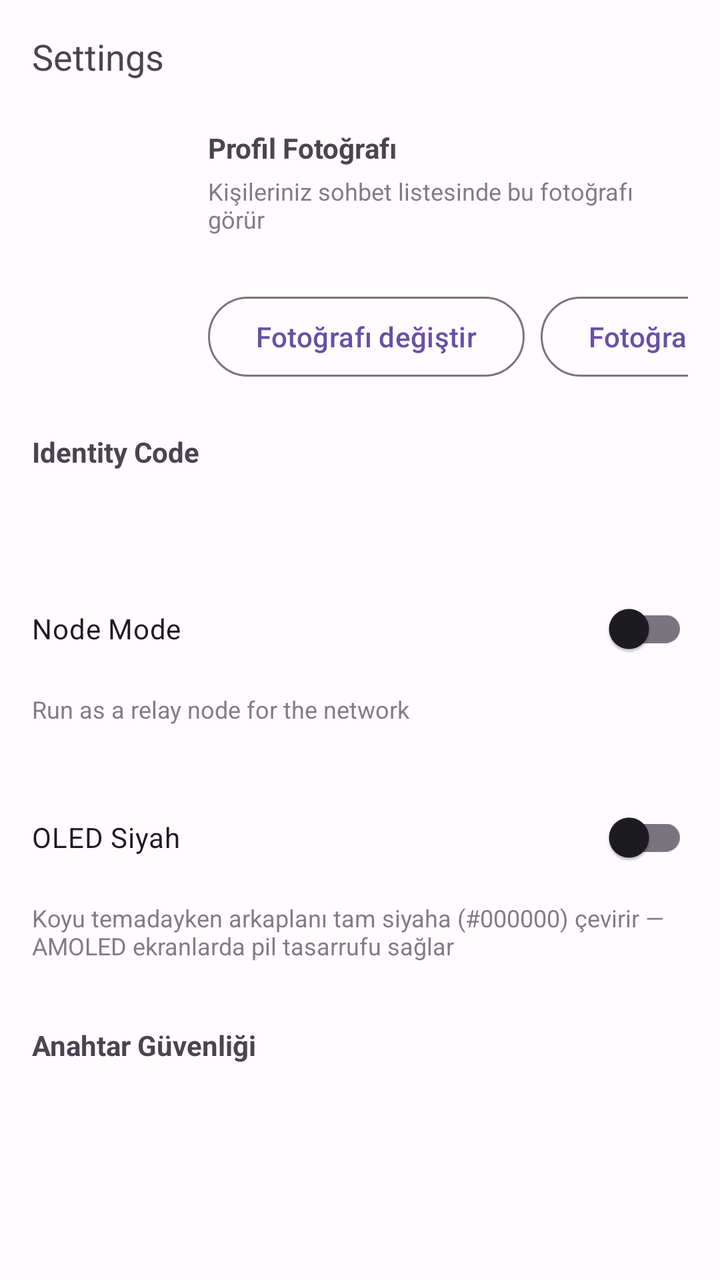
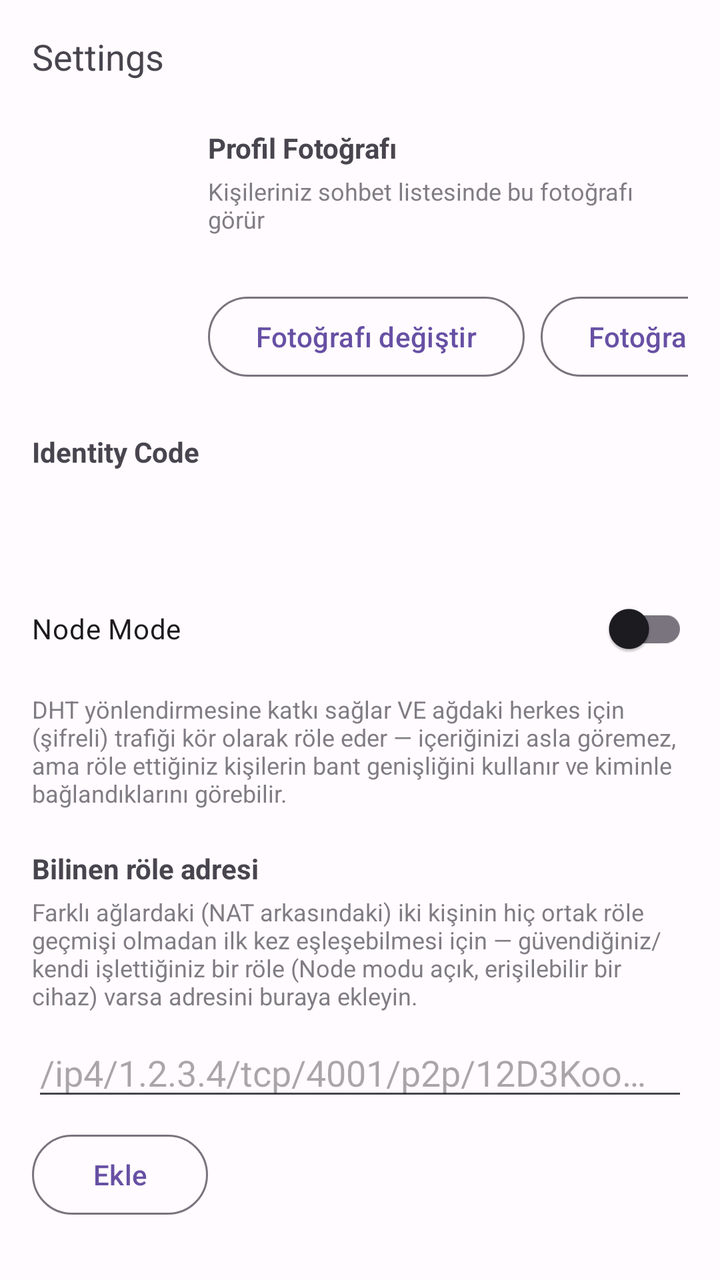

The first picture is an Android layout as it rendered before a commit; the second is the same layout after the commit. The layout source and the unified diff follow.
<!-- AndroidManifest.xml: application theme Theme.P2PMessenger -->
<!-- res/layout/fragment_settings.xml -->
<?xml version="1.0" encoding="utf-8"?>
<androidx.core.widget.NestedScrollView xmlns:android="http://schemas.android.com/apk/res/android"
    xmlns:app="http://schemas.android.com/apk/res-auto"
    android:layout_width="match_parent"
    android:layout_height="match_parent">

<androidx.constraintlayout.widget.ConstraintLayout
    android:layout_width="match_parent"
    android:layout_height="wrap_content"
    android:padding="16dp">

    <TextView
        android:id="@+id/settings_title"
        android:layout_width="wrap_content"
        android:layout_height="wrap_content"
        android:text="@string/title_settings"
        android:textSize="18sp"
        app:layout_constraintTop_toTopOf="parent"
        app:layout_constraintStart_toStartOf="parent" />

    
    <ImageView
        android:id="@+id/img_own_avatar"
        android:layout_width="72dp"
        android:layout_height="72dp"
        android:layout_marginTop="24dp"
        android:contentDescription="@string/content_desc_profile_picture"
        app:layout_constraintTop_toBottomOf="@id/settings_title"
        app:layout_constraintStart_toStartOf="parent" />

    <TextView
        android:id="@+id/lbl_own_avatar"
        android:layout_width="0dp"
        android:layout_height="wrap_content"
        android:layout_marginStart="16dp"
        android:text="@string/lbl_profile_picture"
        android:textStyle="bold"
        app:layout_constraintTop_toTopOf="@id/img_own_avatar"
        app:layout_constraintStart_toEndOf="@id/img_own_avatar"
        app:layout_constraintEnd_toEndOf="parent" />

    <TextView
        android:layout_width="0dp"
        android:layout_height="wrap_content"
        android:layout_marginStart="16dp"
        android:layout_marginTop="4dp"
        android:text="@string/lbl_profile_picture_desc"
        android:textSize="12sp"
        android:alpha="0.7"
        app:layout_constraintTop_toBottomOf="@id/lbl_own_avatar"
        app:layout_constraintStart_toEndOf="@id/img_own_avatar"
        app:layout_constraintEnd_toEndOf="parent" />

    <Button
        android:id="@+id/btn_change_picture"
        style="?attr/materialButtonOutlinedStyle"
        android:layout_width="wrap_content"
        android:layout_height="wrap_content"
        android:layout_marginStart="16dp"
        android:layout_marginTop="8dp"
        android:text="@string/action_change_picture"
        app:layout_constraintTop_toBottomOf="@id/img_own_avatar"
        app:layout_constraintStart_toEndOf="@id/img_own_avatar" />

    <Button
        android:id="@+id/btn_remove_picture"
        style="?attr/materialButtonOutlinedStyle"
        android:layout_width="wrap_content"
        android:layout_height="wrap_content"
        android:layout_marginStart="8dp"
        android:text="@string/action_remove_picture"
        app:layout_constraintTop_toTopOf="@id/btn_change_picture"
        app:layout_constraintStart_toEndOf="@id/btn_change_picture" />

    <TextView
        android:id="@+id/identity_code_label"
        android:layout_width="0dp"
        android:layout_height="wrap_content"
        android:layout_marginTop="24dp"
        android:text="@string/lbl_identity_code"
        android:textStyle="bold"
        app:layout_constraintTop_toBottomOf="@id/btn_change_picture"
        app:layout_constraintStart_toStartOf="parent"
        app:layout_constraintEnd_toEndOf="parent" />

    <TextView
        android:id="@+id/identity_code_value"
        android:layout_width="0dp"
        android:layout_height="wrap_content"
        android:layout_marginTop="4dp"
        android:textIsSelectable="true"
        android:fontFamily="monospace"
        app:layout_constraintTop_toBottomOf="@id/identity_code_label"
        app:layout_constraintStart_toStartOf="parent"
        app:layout_constraintEnd_toEndOf="parent" />

    
    <com.google.android.material.switchmaterial.SwitchMaterial
        android:id="@+id/node_mode_switch"
        android:layout_width="0dp"
        android:layout_height="wrap_content"
        android:layout_marginTop="32dp"
        android:text="@string/lbl_node_mode"
        app:layout_constraintTop_toBottomOf="@id/identity_code_value"
        app:layout_constraintStart_toStartOf="parent"
        app:layout_constraintEnd_toEndOf="parent" />

    <TextView
        android:id="@+id/node_mode_description"
        android:layout_width="0dp"
        android:layout_height="wrap_content"
        android:layout_marginTop="8dp"
        android:text="@string/lbl_node_mode_desc"
        android:textSize="12sp"
        android:alpha="0.7"
        app:layout_constraintTop_toBottomOf="@id/node_mode_switch"
        app:layout_constraintStart_toStartOf="parent"
        app:layout_constraintEnd_toEndOf="parent" />

    
    <com.google.android.material.switchmaterial.SwitchMaterial
        android:id="@+id/oled_black_switch"
        android:layout_width="0dp"
        android:layout_height="wrap_content"
        android:layout_marginTop="32dp"
        android:text="@string/lbl_oled_black"
        app:layout_constraintTop_toBottomOf="@id/node_mode_description"
        app:layout_constraintStart_toStartOf="parent"
        app:layout_constraintEnd_toEndOf="parent" />

    <TextView
        android:id="@+id/oled_black_description"
        android:layout_width="0dp"
        android:layout_height="wrap_content"
        android:layout_marginTop="8dp"
        android:text="@string/lbl_oled_black_desc"
        android:textSize="12sp"
        android:alpha="0.7"
        app:layout_constraintTop_toBottomOf="@id/oled_black_switch"
        app:layout_constraintStart_toStartOf="parent"
        app:layout_constraintEnd_toEndOf="parent" />

    <TextView
        android:id="@+id/key_security_label"
        android:layout_width="0dp"
        android:layout_height="wrap_content"
        android:layout_marginTop="32dp"
        android:text="@string/lbl_key_security"
        android:textStyle="bold"
        app:layout_constraintTop_toBottomOf="@id/oled_black_description"
        app:layout_constraintStart_toStartOf="parent"
        app:layout_constraintEnd_toEndOf="parent" />

    <TextView
        android:id="@+id/key_security_status"
        android:layout_width="0dp"
        android:layout_height="wrap_content"
        android:layout_marginTop="4dp"
        android:textSize="12sp"
        android:alpha="0.7"
        app:layout_constraintTop_toBottomOf="@id/key_security_label"
        app:layout_constraintStart_toStartOf="parent"
        app:layout_constraintEnd_toEndOf="parent" />

</androidx.constraintlayout.widget.ConstraintLayout>

</androidx.core.widget.NestedScrollView>
<!-- resources referenced by this layout -->
<resources>
  <string name="action_change_picture">Fotoğrafı değiştir</string>
  <string name="action_remove_picture">Fotoğrafı kaldır</string>
  <string name="content_desc_profile_picture">Profil fotoğrafı</string>
  <string name="lbl_identity_code">Identity Code</string>
  <string name="lbl_key_security">Anahtar Güvenliği</string>
  <string name="lbl_node_mode">Node Mode</string>
  <string name="lbl_node_mode_desc">Run as a relay node for the network</string>
  <string name="lbl_oled_black">OLED Siyah</string>
  <string name="lbl_oled_black_desc">Koyu temadayken arkaplanı tam siyaha (#000000) çevirir — AMOLED ekranlarda pil tasarrufu sağlar</string>
  <string name="lbl_profile_picture">Profil Fotoğrafı</string>
  <string name="lbl_profile_picture_desc">Kişileriniz sohbet listesinde bu fotoğrafı görür</string>
  <string name="title_settings">Settings</string>
  <color name="md_primary">#6750A4</color>
  <color name="md_on_primary">#FFFFFF</color>
  <color name="md_primary_container">#EADDFF</color>
  <color name="md_on_primary_container">#21005D</color>
  <color name="md_secondary">#625B71</color>
  <color name="md_on_secondary">#FFFFFF</color>
  <color name="md_secondary_container">#E8DEF8</color>
  <color name="md_on_secondary_container">#1D192B</color>
  <color name="md_tertiary">#7D5260</color>
  <color name="md_on_tertiary">#FFFFFF</color>
  <color name="md_surface">#FFFBFE</color>
  <color name="md_on_surface">#1C1B1F</color>
  <color name="md_surface_variant">#E7E0EC</color>
  <color name="md_on_surface_variant">#49454F</color>
  <color name="md_background">#FFFBFE</color>
  <color name="md_on_background">#1C1B1F</color>
  <color name="md_outline">#79747E</color>
  <color name="md_error">#B3261E</color>
  <color name="md_on_error">#FFFFFF</color>
  <color name="md_error_container">#F9DEDC</color>
  <color name="md_on_error_container">#410E0B</color>
  <!-- unchanged entries left out for length: 1 -->
</resources>

<!-- the commit's change to res/layout/fragment_settings.xml (unified diff, before → after) -->
@@ -118,13 +118,59 @@
         app:layout_constraintEnd_toEndOf="parent" />
 
     
+    <TextView
+        android:id="@+id/lbl_relay_address"
+        android:layout_width="0dp"
+        android:layout_height="wrap_content"
+        android:layout_marginTop="20dp"
+        android:text="@string/lbl_relay_address"
+        android:textStyle="bold"
+        app:layout_constraintTop_toBottomOf="@id/node_mode_description"
+        app:layout_constraintStart_toStartOf="parent"
+        app:layout_constraintEnd_toEndOf="parent" />
+
+    <TextView
+        android:id="@+id/lbl_relay_address_desc"
+        android:layout_width="0dp"
+        android:layout_height="wrap_content"
+        android:layout_marginTop="4dp"
+        android:text="@string/lbl_relay_address_desc"
+        android:textSize="12sp"
+        android:alpha="0.7"
+        app:layout_constraintTop_toBottomOf="@id/lbl_relay_address"
+        app:layout_constraintStart_toStartOf="parent"
+        app:layout_constraintEnd_toEndOf="parent" />
+
+    <EditText
+        android:id="@+id/relay_address_input"
+        android:layout_width="0dp"
+        android:layout_height="wrap_content"
+        android:layout_marginTop="8dp"
+        android:hint="@string/lbl_relay_address_hint"
+        android:inputType="textUri"
+        android:maxLines="1"
+        app:layout_constraintTop_toBottomOf="@id/lbl_relay_address_desc"
+        app:layout_constraintStart_toStartOf="parent"
+        app:layout_constraintEnd_toEndOf="parent" />
+
+    <Button
+        android:id="@+id/btn_add_relay_address"
+        style="?attr/materialButtonOutlinedStyle"
+        android:layout_width="wrap_content"
+        android:layout_height="wrap_content"
+        android:layout_marginTop="8dp"
+        android:text="@string/action_add_relay_address"
+        app:layout_constraintTop_toBottomOf="@id/relay_address_input"
+        app:layout_constraintStart_toStartOf="parent" />
+
+    
     <com.google.android.material.switchmaterial.SwitchMaterial
         android:id="@+id/oled_black_switch"
         android:layout_width="0dp"
         android:layout_height="wrap_content"
         android:layout_marginTop="32dp"
         android:text="@string/lbl_oled_black"
-        app:layout_constraintTop_toBottomOf="@id/node_mode_description"
+        app:layout_constraintTop_toBottomOf="@id/btn_add_relay_address"
         app:layout_constraintStart_toStartOf="parent"
         app:layout_constraintEnd_toEndOf="parent" />
 
<!-- resource entries referenced after the edit -->
@@ -1,16 +1,20 @@
 <!-- resources referenced by this layout -->
 <resources>
+  <string name="action_add_relay_address">Ekle</string>
   <string name="action_change_picture">Fotoğrafı değiştir</string>
   <string name="action_remove_picture">Fotoğrafı kaldır</string>
   <string name="content_desc_profile_picture">Profil fotoğrafı</string>
   <string name="lbl_identity_code">Identity Code</string>
   <string name="lbl_key_security">Anahtar Güvenliği</string>
   <string name="lbl_node_mode">Node Mode</string>
-  <string name="lbl_node_mode_desc">Run as a relay node for the network</string>
+  <string name="lbl_node_mode_desc">DHT yönlendirmesine katkı sağlar VE ağdaki herkes için (şifreli) trafiği kör olarak röle eder — içeriğinizi asla göremez, ama röle ettiğiniz kişilerin bant genişliğini kullanır ve kiminle bağlandıklarını görebilir.</string>
   <string name="lbl_oled_black">OLED Siyah</string>
   <string name="lbl_oled_black_desc">Koyu temadayken arkaplanı tam siyaha (#000000) çevirir — AMOLED ekranlarda pil tasarrufu sağlar</string>
   <string name="lbl_profile_picture">Profil Fotoğrafı</string>
   <string name="lbl_profile_picture_desc">Kişileriniz sohbet listesinde bu fotoğrafı görür</string>
+  <string name="lbl_relay_address">Bilinen röle adresi</string>
+  <string name="lbl_relay_address_desc">Farklı ağlardaki (NAT arkasındaki) iki kişinin hiç ortak röle geçmişi olmadan ilk kez eşleşebilmesi için — güvendiğiniz/kendi işlettiğiniz bir röle (Node modu açık, erişilebilir bir cihaz) varsa adresini buraya ekleyin.</string>
+  <string name="lbl_relay_address_hint">/ip4/1.2.3.4/tcp/4001/p2p/12D3Koo…</string>
   <string name="title_settings">Settings</string>
   <color name="md_primary">#6750A4</color>
   <color name="md_on_primary">#FFFFFF</color>
